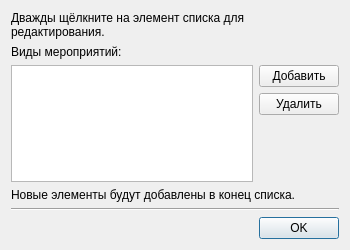
Qt form app/ui/dialogs/events_type_manager.ui (NTO-2nd-stage-ABP/ccms) before a commit.
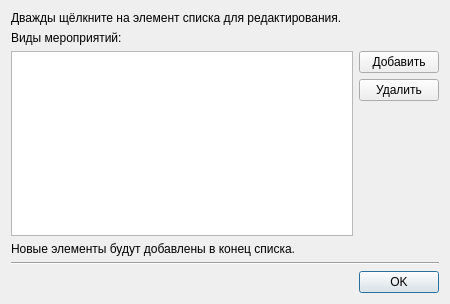
The same form after that commit.

Commit message: update dialog size

The edit to the form file:
```diff
--- a/app/ui/dialogs/events_type_manager.ui
+++ b/app/ui/dialogs/events_type_manager.ui
@@ -6,8 +6,8 @@
    <rect>
     <x>0</x>
     <y>0</y>
-    <width>350</width>
-    <height>250</height>
+    <width>450</width>
+    <height>304</height>
    </rect>
   </property>
   <property name="windowTitle">
```
